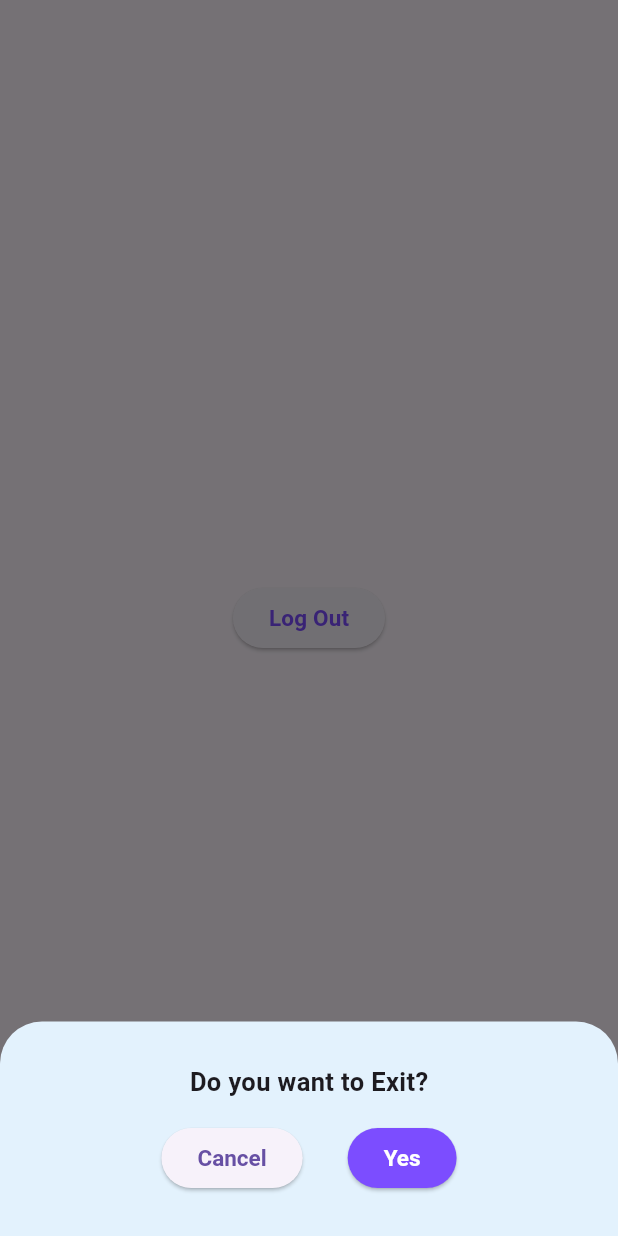
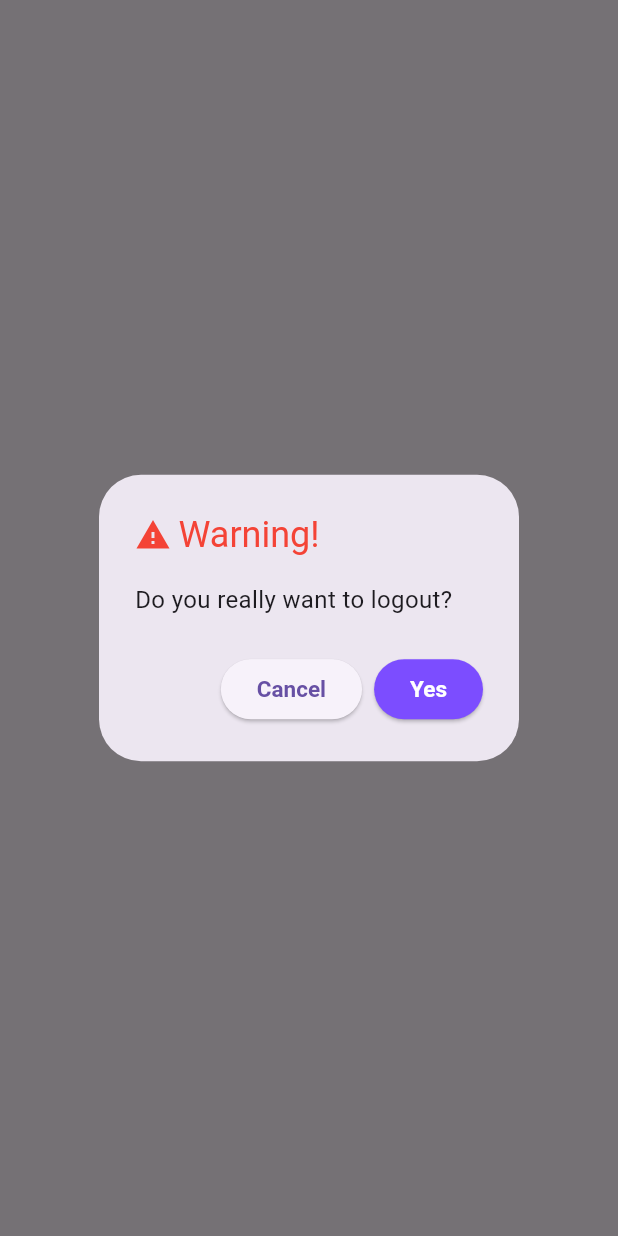
Before and after one commit to keshav-sf/Sf-flutter_Assessment-1, a Flutter app: the UserAccount widget shown alone on an empty page, opened directly with empty values, after a tap on "Log Out", on a phone screen of 412 x 824 dp. Run offline on Flutter 3.47's test engine with Material 3 defaults, Android fonts, the phone set to English and light mode, and no system bars.

Commit message:
refactor: ModelBottomSheet is replaced with AlertDialog.

```diff
--- a/lib/user_account.dart
+++ b/lib/user_account.dart
@@ -1,28 +1,29 @@
 import 'package:flutter/material.dart';
-import 'package:sf_assessment1/starting_screen.dart';
 
 class UserAccount extends StatelessWidget {
   const UserAccount(this.logout, {super.key});
   final void Function() logout;
 
   void logoutAlert(context) {
-    showModalBottomSheet(
-        backgroundColor: Colors.blue[50],
+    showDialog(
       context: context,
-        builder: (ctx) {
-          return Padding(
-            padding: const EdgeInsets.all(28.0),
-            child: Column(
-              mainAxisSize: MainAxisSize.min,
+      builder: (ctx) => AlertDialog(
+        title: const Row(
           children: [
-                const Text(
-                  "Do you want to Exit?",
-                  style: TextStyle(fontSize: 17, fontWeight: FontWeight.bold),
+            Icon(Icons.warning, color: Colors.red),
+            SizedBox(width: 5),
+            Text(
+              "Warning!",
+              style: TextStyle(color: Colors.red),
             ),
-                const SizedBox(height: 15),
-                Row(
-                  children: [
-                    const Spacer(),
+          ],
+        ),
+        content: const Text(
+          "Do you really want to logout?",
+          style: TextStyle(fontSize: 16),
+        ),
+        actions: [
+          // const Spacer(),
           ElevatedButton(
             style: ElevatedButton.styleFrom(
               textStyle: const TextStyle(
@@ -35,11 +36,10 @@ class UserAccount extends StatelessWidget {
             },
             child: const Text(
               "Cancel",
-                        style: TextStyle(
-                            fontSize: 15, fontWeight: FontWeight.bold),
+              style: TextStyle(fontSize: 15, fontWeight: FontWeight.bold),
             ),
           ),
-                    const SizedBox(width: 30),
+          // const SizedBox(width: 5),
           ElevatedButton(
             style: ElevatedButton.styleFrom(
               backgroundColor: Colors.deepPurpleAccent,
@@ -55,17 +55,13 @@ class UserAccount extends StatelessWidget {
             },
             child: const Text(
               "Yes",
-                        style: TextStyle(
-                            fontSize: 15, fontWeight: FontWeight.bold),
+              style: TextStyle(fontSize: 15, fontWeight: FontWeight.bold),
             ),
           ),
-                    const Spacer(),
-                  ],
-                )
+          // const Spacer(),
         ],
       ),
     );
-        });
   }
 
   @override
```
Also changed, not shown: lib/starting_screen.dart (line endings or trailing spaces). Lines whose indentation alone changed are shown as unchanged.
